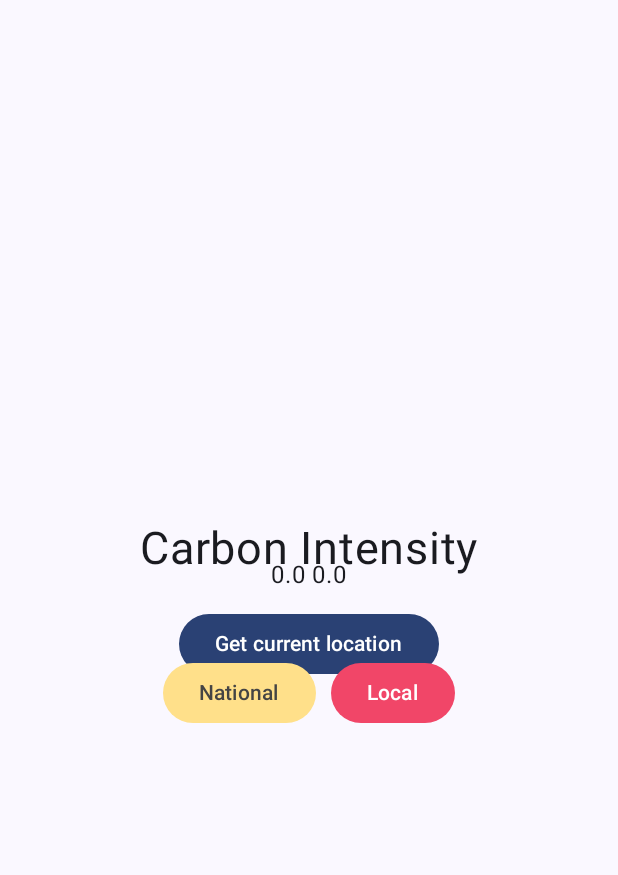
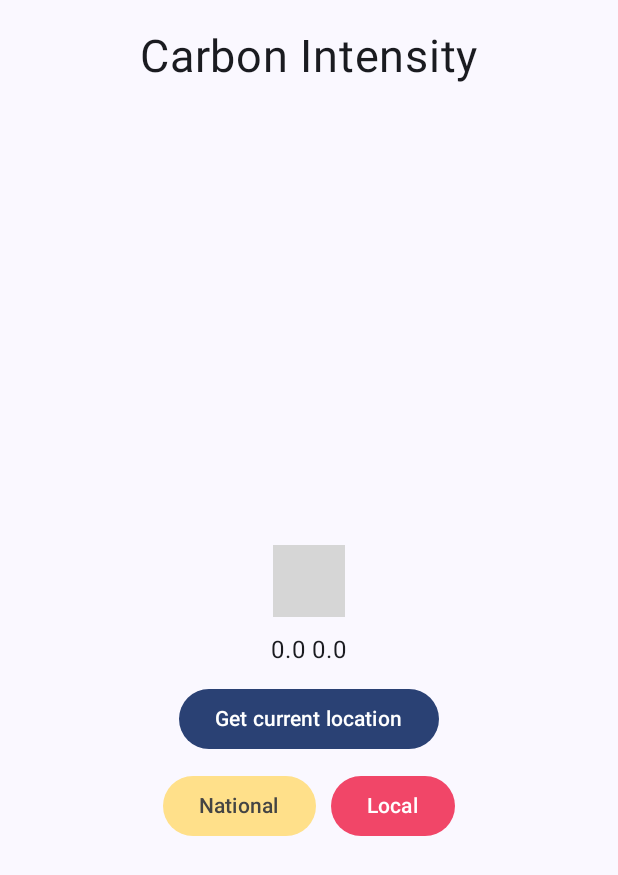
Before and after one commit to StuartHarris/carbon-intensity, an Android app built with Jetpack Compose: the screen it shows after launch (MainActivity), on a phone screen of 412 x 824 dp. Shown: the top 875 px of the screen. Run offline under Robolectric (Android 15) with nearby library versions, the phone set to English and light mode, and no system bars; our stand-ins replace Dagger/Hilt's generated code; libraries missing offline, so code that uses them is left out: com.patrykandpatrick.vico, com.sun.jna; pictures from the network do not load; 3 statements that could not run were skipped; grey boxes are pictures that could not be loaded.

Commit message:
basic chart hack

```diff
--- a/Android/app/build.gradle
+++ b/Android/app/build.gradle
@@ -64,6 +64,9 @@ dependencies {
     // Permissions
     implementation("com.google.accompanist:accompanist-permissions:0.31.1-alpha")
 
+    // For `compose`. Creates a `ChartStyle` based on an M3 Material Theme.
+    implementation "com.patrykandpatrick.vico:compose-m3:1.6.5"
+
     implementation 'androidx.core:core-ktx:1.10.1'
     implementation platform('org.jetbrains.kotlin:kotlin-bom:1.8.0')
     implementation 'androidx.lifecycle:lifecycle-runtime-ktx:2.6.1'
--- a/Android/app/src/main/java/com/stuartharris/carbon/MainActivity.kt
+++ b/Android/app/src/main/java/com/stuartharris/carbon/MainActivity.kt
@@ -37,9 +37,16 @@ import com.google.accompanist.permissions.ExperimentalPermissionsApi
 import com.google.accompanist.permissions.rememberMultiplePermissionsState
 import com.google.android.gms.location.FusedLocationProviderClient
 import com.google.android.gms.location.LocationServices
+import com.patrykandpatrick.vico.compose.axis.horizontal.bottomAxis
+import com.patrykandpatrick.vico.compose.axis.vertical.startAxis
+import com.patrykandpatrick.vico.compose.chart.Chart
+import com.patrykandpatrick.vico.compose.chart.line.lineChart
+import com.patrykandpatrick.vico.core.entry.ChartEntryModelProducer
+import com.patrykandpatrick.vico.core.entry.FloatEntry
 import com.stuartharris.carbon.shared.handleResponse
 import com.stuartharris.carbon.shared.processEvent
 import com.stuartharris.carbon.shared.view
+import com.stuartharris.carbon.shared_types.Coordinate
 import com.stuartharris.carbon.shared_types.Effect
 import com.stuartharris.carbon.shared_types.HttpResponse
 import com.stuartharris.carbon.shared_types.LocationResponse
@@ -59,6 +66,7 @@ import kotlinx.coroutines.launch
 import java.time.ZoneOffset
 import java.time.ZonedDateTime
 import java.time.format.DateTimeFormatter
+import java.util.Optional
 import javax.inject.Inject
 import javax.inject.Singleton
 import com.stuartharris.carbon.shared_types.Event as Evt
@@ -76,17 +84,14 @@ object AppModule {
     @Singleton
     fun providesFusedLocationProviderClient(
         application: Application
-    ): FusedLocationProviderClient =
-        LocationServices.getFusedLocationProviderClient(application)
+    ): FusedLocationProviderClient = LocationServices.getFusedLocationProviderClient(application)
 
     @Provides
     @Singleton
     fun providesLocationTracker(
-        fusedLocationProviderClient: FusedLocationProviderClient,
-        application: Application
+        fusedLocationProviderClient: FusedLocationProviderClient, application: Application
     ): LocationTracker = DefaultLocationTracker(
-        fusedLocationProviderClient = fusedLocationProviderClient,
-        application = application
+        fusedLocationProviderClient = fusedLocationProviderClient, application = application
     )
 }
 
@@ -98,8 +103,7 @@ class MainActivity : ComponentActivity() {
             CarbonIntensityTheme {
                 // A surface container using the 'background' color from the theme
                 Surface(
-                    modifier = Modifier.fillMaxSize(),
-                    color = MaterialTheme.colorScheme.background
+                    modifier = Modifier.fillMaxSize(), color = MaterialTheme.colorScheme.background
                 ) {
                     View()
                 }
@@ -121,17 +125,11 @@ sealed class CoreMessage {
 
 @HiltViewModel
 class Model @Inject constructor(
-    private val savedStateHandle: SavedStateHandle,
-    private val locationTracker: LocationTracker
+    private val savedStateHandle: SavedStateHandle, private val locationTracker: LocationTracker
 ) : ViewModel() {
     var view: MyViewModel by mutableStateOf(
         MyViewModel(
-            "",
-            emptyList(),
-            emptyList(),
-            "",
-            emptyList(),
-            emptyList()
+            "", emptyList(), emptyList(), "", emptyList(), emptyList()
         )
     )
         private set
@@ -140,11 +138,14 @@ class Model @Inject constructor(
 
     var currentLocation by mutableStateOf<Location?>(null)
 
+    var intensityChart: ChartEntryModelProducer = ChartEntryModelProducer()
+
     fun getCurrentLocation() {
         viewModelScope.launch {
             currentLocation = locationTracker.getCurrentLocation()
         }
     }
+
     init {
         viewModelScope.launch {
             update(CoreMessage.Event(Evt.GetNational()))
@@ -170,7 +171,10 @@ class Model @Inject constructor(
 
         for (req in requests) when (val effect = req.effect) {
             is Effect.Render -> {
-                this.view = MyViewModel.bincodeDeserialize(view())
+                view = MyViewModel.bincodeDeserialize(view())
+                intensityChart.setEntries(view.national_intensity.mapIndexed { i, it ->
+                    FloatEntry(i.toFloat(), it.forecast.toFloat())
+                })
             }
 
             is Effect.Http -> {
@@ -181,7 +185,12 @@ class Model @Inject constructor(
             }
 
             is Effect.GetLocation -> {
-//                update(CoreMessage.Response(req.uuid, Outcome.Location(LocationResponse(isoTime))))
+                val response = LocationResponse(
+                    Optional.of(
+                        Coordinate(currentLocation?.latitude, currentLocation?.longitude)
+                    )
+                )
+                update(CoreMessage.Response(req.uuid, Outcome.Location(response)))
             }
 
             is Effect.Time -> {
@@ -213,35 +222,7 @@ fun View(model: Model = viewModel()) {
     }
     val currentLocation = model.currentLocation
 
-    Box(
-        modifier = Modifier.fillMaxSize(),
-        contentAlignment = Alignment.Center
-    ) {
-        AnimatedContent(
-            targetState = locationPermissions.allPermissionsGranted
-        ) { areGranted ->
-            Column(
-                horizontalAlignment = Alignment.CenterHorizontally,
-                verticalArrangement = Arrangement.spacedBy(10.dp)
-            ) {
-                if (areGranted) {
-                    Text(text = "${currentLocation?.latitude ?: 0.0} ${currentLocation?.longitude ?: 0.0}")
-                    Button(
-                        onClick = { model.getCurrentLocation() }
-                    ) {
-                        Text(text = "Get current location")
-                    }
-                } else {
-                    Text(text = "We need location permissions for this application.")
-                    Button(
-                        onClick = { locationPermissions.launchMultiplePermissionRequest() }
-                    ) {
-                        Text(text = "Accept")
-                    }
-                }
-            }
-        }
-    }
+
     Column(
         horizontalAlignment = Alignment.CenterHorizontally,
         verticalArrangement = Arrangement.Center,
@@ -253,6 +234,33 @@ fun View(model: Model = viewModel()) {
         Text(
             text = model.view.local_name, modifier = Modifier.padding(10.dp)
         )
+        Box(
+            modifier = Modifier.fillMaxSize(), contentAlignment = Alignment.Center
+        ) {
+            AnimatedContent(
+                targetState = locationPermissions.allPermissionsGranted
+            ) { areGranted ->
+                Column(
+                    horizontalAlignment = Alignment.CenterHorizontally,
+                    verticalArrangement = Arrangement.spacedBy(10.dp)
+                ) {
+                    Chart(
+                        chart = lineChart(),
+                        chartModelProducer = model.intensityChart,
+                        startAxis = startAxis(),
+                        bottomAxis = bottomAxis(),
+                    )
+                    if (areGranted) {
+                        Text(text = "${currentLocation?.latitude ?: 0.0} ${currentLocation?.longitude ?: 0.0}")
+                        Button(onClick = { model.getCurrentLocation() }) {
+                            Text(text = "Get current location")
+                        }
+                    } else {
+                        Text(text = "We need location permissions for this application.")
+                        Button(onClick = { locationPermissions.launchMultiplePermissionRequest() }) {
+                            Text(text = "Accept")
+                        }
+                    }
                     Row(horizontalArrangement = Arrangement.spacedBy(10.dp)) {
                         Button(
                             onClick = {
@@ -271,6 +279,9 @@ fun View(model: Model = viewModel()) {
                     }
                 }
             }
+        }
+    }
+}
 
 @Preview(showBackground = true)
 @Composable
--- a/Android/app/src/main/java/com/stuartharris/carbon/location.kt
+++ b/Android/app/src/main/java/com/stuartharris/carbon/location.kt
@@ -1,4 +1,6 @@
 // see https://medium.com/@daniel.atitienei/get-current-user-location-in-jetpack-compose-using-clean-architecture-android-6683abca66c9
+//
+// to send location to emulator: `adb emu geo fix -0.298302 51.403366`
 package com.stuartharris.carbon
 
 import android.app.Application
```
Lines whose indentation alone changed are shown as unchanged.
